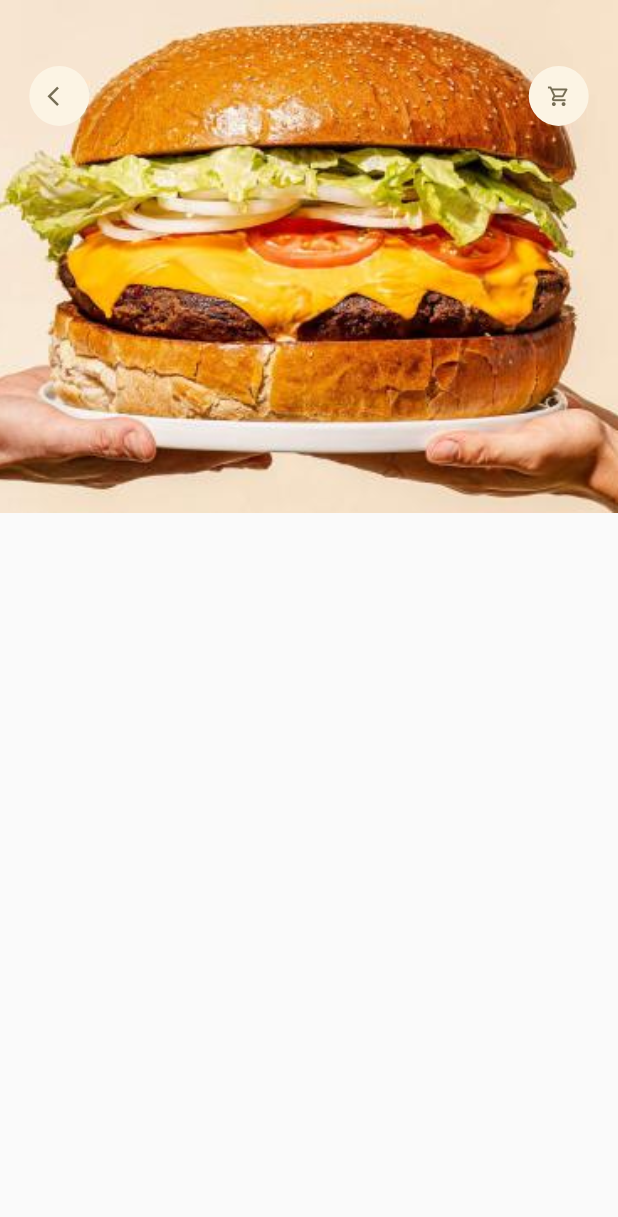
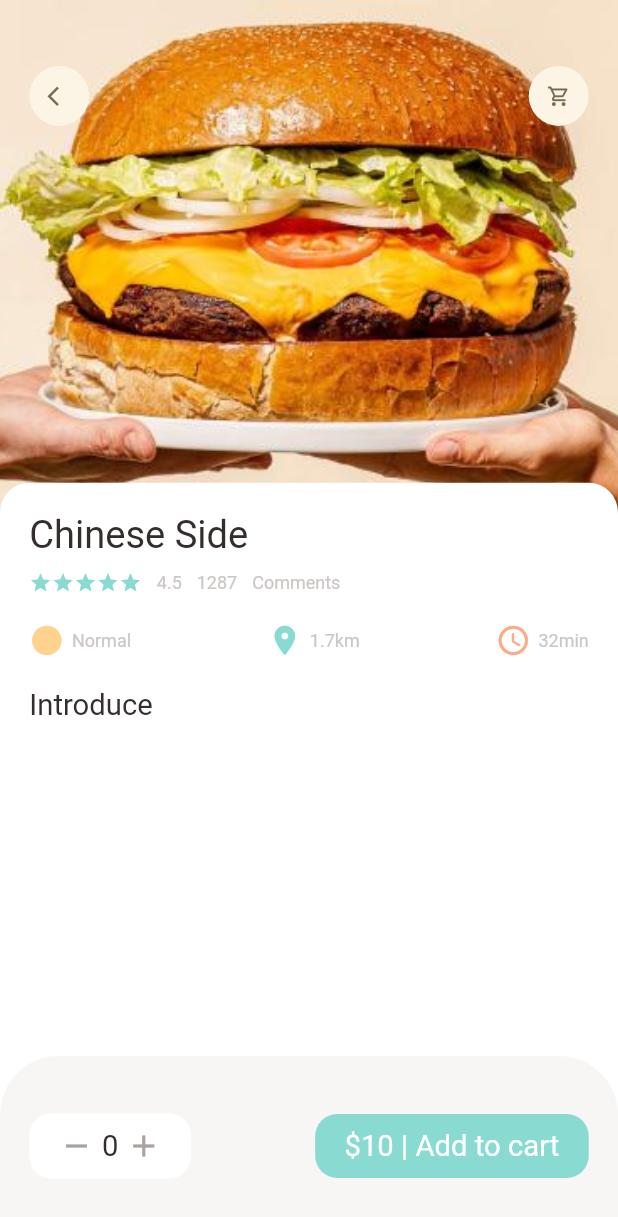
Before and after one commit to zheyxu/e-commence-app, a Flutter app: the screen it shows after launch, on a phone screen of 412 x 824 dp. Shown: the top 1217 px of the screen. Run offline on Flutter 3.47's test engine with Material 2 defaults, Android fonts, the phone set to English and light mode, and no system bars; our stand-ins replace dots_indicator, get.

Commit message:
add bottomNavigationBar

```diff
--- a/e_commence/lib/pages/food/popular_food_detail.dart
+++ b/e_commence/lib/pages/food/popular_food_detail.dart
@@ -1,5 +1,10 @@
+import 'package:e_commence/utils/colors.dart';
 import 'package:e_commence/utils/dimensions.dart';
+import 'package:e_commence/widgets/app_column.dart';
 import 'package:e_commence/widgets/app_icon.dart';
+import 'package:e_commence/widgets/big_text.dart';
+import 'package:e_commence/widgets/icon_and_text_widget.dart';
+import 'package:e_commence/widgets/small_text.dart';
 import 'package:flutter/material.dart';
 
 class PopularFoodDetail extends StatelessWidget {
@@ -8,6 +13,7 @@ class PopularFoodDetail extends StatelessWidget {
   @override
   Widget build(BuildContext context) {
     return Scaffold(
+      backgroundColor: Colors.white,
       body: Stack(
         children: [
           Positioned(
@@ -31,8 +37,97 @@ class PopularFoodDetail extends StatelessWidget {
                   AppIcon(icon: Icons.arrow_back_ios),
                   AppIcon(icon: Icons.shopping_cart_outlined)
                 ],
-              ))
+              )),
+          Positioned(
+              left: 0,
+              right: 0,
+              bottom: 0,
+              top: Dimensions.popularFoodImgSize - 20,
+              child: Container(
+                  padding: EdgeInsets.only(
+                      left: Dimensions.width20,
+                      right: Dimensions.width20,
+                      top: Dimensions.height20),
+                  decoration: BoxDecoration(
+                      borderRadius: BorderRadius.only(
+                        topRight: Radius.circular(Dimensions.radius20),
+                        topLeft: Radius.circular(Dimensions.radius20),
+                      ),
+                      color: Colors.white),
+                  child: Column(
+                    crossAxisAlignment: CrossAxisAlignment.start,
+                    children: [
+                      AppColumn(
+                        text: 'Chinese Side',
+                      ),
+                      SizedBox(
+                        height: Dimensions.height20,
+                      ),
+                      BigText(text: "Introduce")
+                    ],
+                  )))
         ],
+      ),
+      bottomNavigationBar: Container(
+        height: 120,
+        padding: EdgeInsets.only(
+            top: Dimensions.height30,
+            bottom: Dimensions.height30,
+            left: Dimensions.width20,
+            right: Dimensions.width20),
+        decoration: BoxDecoration(
+            color: AppColors.buttonBackgroundColor,
+            borderRadius: BorderRadius.only(
+                topLeft: Radius.circular(Dimensions.radius20 * 2),
+                topRight: Radius.circular(Dimensions.radius20 * 2))),
+        child: Row(
+          mainAxisAlignment: MainAxisAlignment.spaceBetween,
+          children: [
+            Container(
+              padding: EdgeInsets.only(
+                  top: Dimensions.height10,
+                  bottom: Dimensions.height10,
+                  left: Dimensions.width20,
+                  right: Dimensions.width20),
+              decoration: BoxDecoration(
+                  borderRadius: BorderRadius.circular(Dimensions.radius15),
+                  color: Colors.white),
+              child: Row(
+                children: [
+                  Icon(
+                    Icons.remove,
+                    color: AppColors.signColor,
+                  ),
+                  SizedBox(
+                    width: Dimensions.width10 / 2,
+                  ),
+                  BigText(text: "0"),
+                  SizedBox(
+                    width: Dimensions.width10 / 2,
+                  ),
+                  Icon(
+                    Icons.add,
+                    color: AppColors.signColor,
+                  )
+                ],
+              ),
+            ),
+            Container(
+              padding: EdgeInsets.only(
+                  top: Dimensions.height10,
+                  bottom: Dimensions.height10,
+                  left: Dimensions.width20,
+                  right: Dimensions.width20),
+              child: BigText(
+                text: "\$10 | Add to cart",
+                color: Colors.white,
+              ),
+              decoration: BoxDecoration(
+                  borderRadius: BorderRadius.circular(Dimensions.radius15),
+                  color: AppColors.mainColor),
+            )
+          ],
+        ),
       ),
     );
   }
--- a/e_commence/lib/pages/home/food_page_body.dart
+++ b/e_commence/lib/pages/home/food_page_body.dart
@@ -1,6 +1,7 @@
 import 'package:dots_indicator/dots_indicator.dart';
 import 'package:e_commence/utils/colors.dart';
 import 'package:e_commence/utils/dimensions.dart';
+import 'package:e_commence/widgets/app_column.dart';
 import 'package:e_commence/widgets/big_text.dart';
 import 'package:e_commence/widgets/icon_and_text_widget.dart';
 import 'package:e_commence/widgets/small_text.dart';
@@ -232,65 +233,13 @@ class _FoodPageBodyState extends State<FoodPageBody> {
                   ),
                 ]),
             child: Container(
-              padding: EdgeInsets.only(
-                  top: Dimensions.height15,
-                  left: Dimensions.height15,
-                  right: Dimensions.height15),
-              child: Column(
-                crossAxisAlignment: CrossAxisAlignment.start,
-                children: [
-                  BigText(text: "Chinese Side"),
-                  SizedBox(
-                    height: Dimensions.height10,
-                  ),
-                  Row(
-                    children: [
-                      Wrap(
-                        children: List.generate(5, (index) {
-                          return Icon(
-                            Icons.star,
-                            color: AppColors.mainColor,
-                            size: 15,
-                          );
-                        }),
-                      ),
-                      SizedBox(
-                        width: 10,
-                      ),
-                      SmallText(text: "4.5"),
-                      SizedBox(
-                        width: 10,
-                      ),
-                      SmallText(text: "1287"),
-                      SizedBox(
-                        width: 10,
-                      ),
-                      SmallText(text: "Comments")
-                    ],
-                  ),
-                  SizedBox(
-                    height: Dimensions.height20,
-                  ),
-                  Row(
-                    mainAxisAlignment: MainAxisAlignment.spaceBetween,
-                    children: [
-                      IconAndTextWidget(
-                          icon: Icons.circle_sharp,
-                          text: "Normal",
-                          iconColor: AppColors.iconColor1),
-                      IconAndTextWidget(
-                          icon: Icons.location_on,
-                          text: "1.7km",
-                          iconColor: AppColors.mainColor),
-                      IconAndTextWidget(
-                          icon: Icons.access_time_rounded,
-                          text: "32min",
-                          iconColor: AppColors.iconColor2),
-                    ],
-                  )
-                ],
-              ),
-            ),
+                padding: EdgeInsets.only(
+                    top: Dimensions.height15,
+                    left: Dimensions.height15,
+                    right: Dimensions.height15),
+                child: AppColumn(
+                  text: 'Chinese Side',
+                )),
           ),
         ),
       ]),
--- a/e_commence/lib/utils/colors.dart
+++ b/e_commence/lib/utils/colors.dart
@@ -6,4 +6,6 @@ class AppColors {
   static const Color mainBlackColor = Color(0xFF332d2b);
   static const Color iconColor1 = Color(0xFFffd28d);
   static const Color iconColor2 = Color(0xFFfcab88);
+  static const Color buttonBackgroundColor = Color(0xFFf7f6f4);
+  static const Color signColor = Color(0xFFa9a29f);
 }
--- a/e_commence/lib/utils/dimensions.dart
+++ b/e_commence/lib/utils/dimensions.dart
@@ -16,9 +16,12 @@ class Dimensions {
   static double width10 = screenHeight / 84.4;
   static double width15 = screenHeight / 56.27;
   static double width20 = screenHeight / 42.2;
+
+
   static double width30 = screenHeight / 28.13;
 
   static double font20 = screenHeight / 42.2;
+   static double font26 = screenHeight / 32.46;
 
   static double radius20 = screenHeight / 42.2;
   static double radius30 = screenHeight / 28.13;
--- /dev/null
+++ b/e_commence/lib/widgets/app_column.dart
@@ -0,0 +1,72 @@
+import 'package:e_commence/utils/colors.dart';
+import 'package:e_commence/utils/dimensions.dart';
+import 'package:e_commence/widgets/big_text.dart';
+import 'package:e_commence/widgets/icon_and_text_widget.dart';
+import 'package:e_commence/widgets/small_text.dart';
+import 'package:flutter/material.dart';
+
+class AppColumn extends StatelessWidget {
+  final String text;
+  const AppColumn({super.key, required this.text});
+
+  @override
+  Widget build(BuildContext context) {
+    return Column(
+      crossAxisAlignment: CrossAxisAlignment.start,
+      children: [
+        BigText(
+          text: text,
+          size: Dimensions.font26,
+        ),
+        SizedBox(
+          height: Dimensions.height10,
+        ),
+        Row(
+          children: [
+            Wrap(
+              children: List.generate(5, (index) {
+                return Icon(
+                  Icons.star,
+                  color: AppColors.mainColor,
+                  size: 15,
+                );
+              }),
+            ),
+            SizedBox(
+              width: 10,
+            ),
+            SmallText(text: "4.5"),
+            SizedBox(
+              width: 10,
+            ),
+            SmallText(text: "1287"),
+            SizedBox(
+              width: 10,
+            ),
+            SmallText(text: "Comments")
+          ],
+        ),
+        SizedBox(
+          height: Dimensions.height20,
+        ),
+        Row(
+          mainAxisAlignment: MainAxisAlignment.spaceBetween,
+          children: const [
+            IconAndTextWidget(
+                icon: Icons.circle_sharp,
+                text: "Normal",
+                iconColor: AppColors.iconColor1),
+            IconAndTextWidget(
+                icon: Icons.location_on,
+                text: "1.7km",
+                iconColor: AppColors.mainColor),
+            IconAndTextWidget(
+                icon: Icons.access_time_rounded,
+                text: "32min",
+                iconColor: AppColors.iconColor2),
+          ],
+        )
+      ],
+    );
+  }
+}
```
